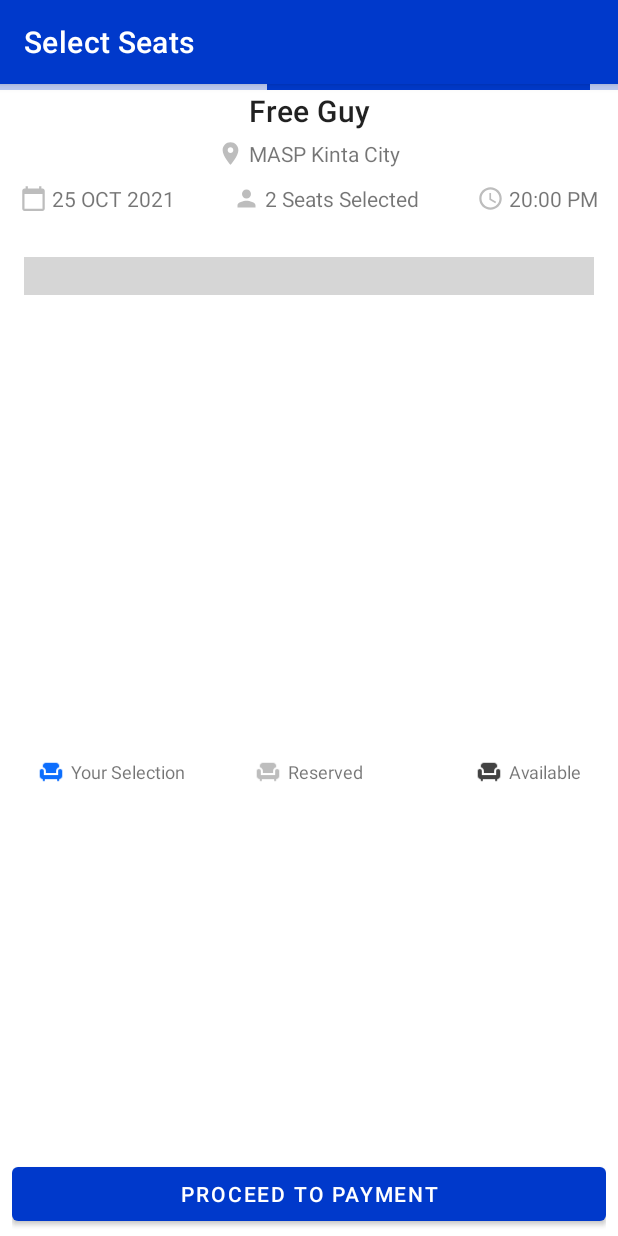
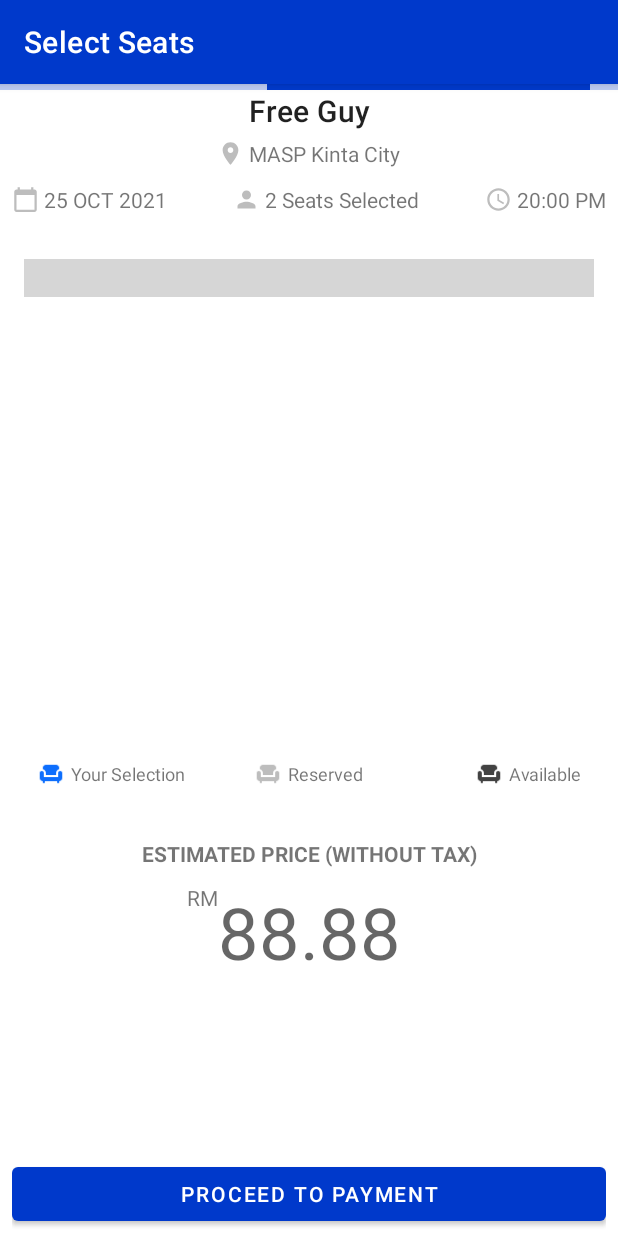
Before and after one commit to Eugence1117/Cineverse-Mobile, an Android app: the SeatBookingActivity screen opened directly, with no data from a screen before it, on a phone screen of 412 x 824 dp. Run offline under Robolectric (Android 15) with nearby library versions, the phone set to English and light mode, and no system bars; our stand-ins replace Volley; plain views replace ZoomLayout; grey boxes are pictures that could not be loaded.

Commit message:
Enhance Seat Selection View, Added Price For Seat

```diff
--- a/app/src/main/AndroidManifest.xml
+++ b/app/src/main/AndroidManifest.xml
@@ -13,7 +13,9 @@
         android:roundIcon="@mipmap/ic_launcher_round"
         android:supportsRtl="true"
         android:theme="@style/Theme.CineversePrototype">
-        <activity android:name=".theatre.SeatBookingActivity"
+        <activity android:name=".payment.PaymentActivity"></activity>
+        <activity
+            android:name=".theatre.SeatBookingActivity"
             android:theme="@style/Theme.CineverseActionBar">
             <meta-data
                 android:name="android.support.PARENT_ACTIVITY"
--- a/app/src/main/res/layout/activity_seat_booking.xml
+++ b/app/src/main/res/layout/activity_seat_booking.xml
@@ -32,7 +32,8 @@
             android:text="Free Guy"/>
 
         <LinearLayout
-            android:padding="5dp"
+            android:paddingVertical="5dp"
+            android:layout_marginHorizontal="8dp"
             android:id="@+id/primaryInfo"
             android:layout_width="match_parent"
             android:layout_height="wrap_content"
@@ -54,7 +55,7 @@
 
         <androidx.constraintlayout.widget.ConstraintLayout
             android:id="@+id/secondaryInfo"
-            android:padding="5dp"
+            android:paddingVertical="6dp"
             android:layout_width="match_parent"
             android:layout_height="wrap_content"
             android:orientation="horizontal"
@@ -226,6 +227,46 @@
         </LinearLayout>
     </FrameLayout>
 
+    <LinearLayout
+        android:layout_width="match_parent"
+        android:layout_height="100dp"
+        android:orientation="vertical"
+        android:layout_marginVertical="25dp"
+        android:layout_marginHorizontal="8dp">
+
+        <TextView
+            android:layout_width="match_parent"
+            android:layout_height="wrap_content"
+            android:textAlignment="center"
+            android:textStyle="bold"
+            android:textAllCaps="true"
+            android:layout_marginBottom="10dp"
+            android:text="ESTIMATED Price (without tax)"/>
+
+        <androidx.constraintlayout.widget.ConstraintLayout
+            android:layout_width="match_parent"
+            android:layout_height="wrap_content">
+
+            <TextView
+                android:layout_width="wrap_content"
+                android:layout_height="wrap_content"
+                android:text="@string/currency"
+                app:layout_constraintEnd_toStartOf="@+id/price"
+                app:layout_constraintTop_toTopOf="parent" />
+
+            <TextView
+                android:id="@+id/price"
+                style="?attr/textAppearanceHeadline3"
+                android:layout_width="wrap_content"
+                android:layout_height="wrap_content"
+                android:text="88.88"
+                app:layout_constraintBottom_toBottomOf="parent"
+                app:layout_constraintEnd_toEndOf="parent"
+                app:layout_constraintStart_toStartOf="parent"
+                app:layout_constraintTop_toTopOf="parent" />
+        </androidx.constraintlayout.widget.ConstraintLayout>
+
+    </LinearLayout>
     <androidx.constraintlayout.widget.ConstraintLayout
         android:layout_width="match_parent"
         android:layout_height="match_parent"
--- a/app/src/main/res/values/strings.xml
+++ b/app/src/main/res/values/strings.xml
@@ -165,5 +165,8 @@
     <string name="title_activity_movie_schedule_with_branch">MovieScheduleWithBranchActivity
     </string>
     <string name="paymentLabel">Proceed to Payment</string>
+    <string name="itemLabel">Items</string>
+    <string name="priceLabel">RM</string>
+    <string name="currency">RM</string>
     1
 </resources>
```
Also changed, not shown: app/src/main/java/com/example/cineverseprototype/Singleton.kt (+13 -0 lines), app/src/main/java/com/example/cineverseprototype/payment/PaymentActivity.kt (added, +16 -0 lines), app/src/main/java/com/example/cineverseprototype/theatre/SeatBookingActivity.kt (+24 -9 lines), app/src/main/java/com/example/cineverseprototype/theatre/SeatLayout.kt (+6 -2 lines), app/src/main/res/layout/activity_payment.xml (added, +9 -0 lines).
